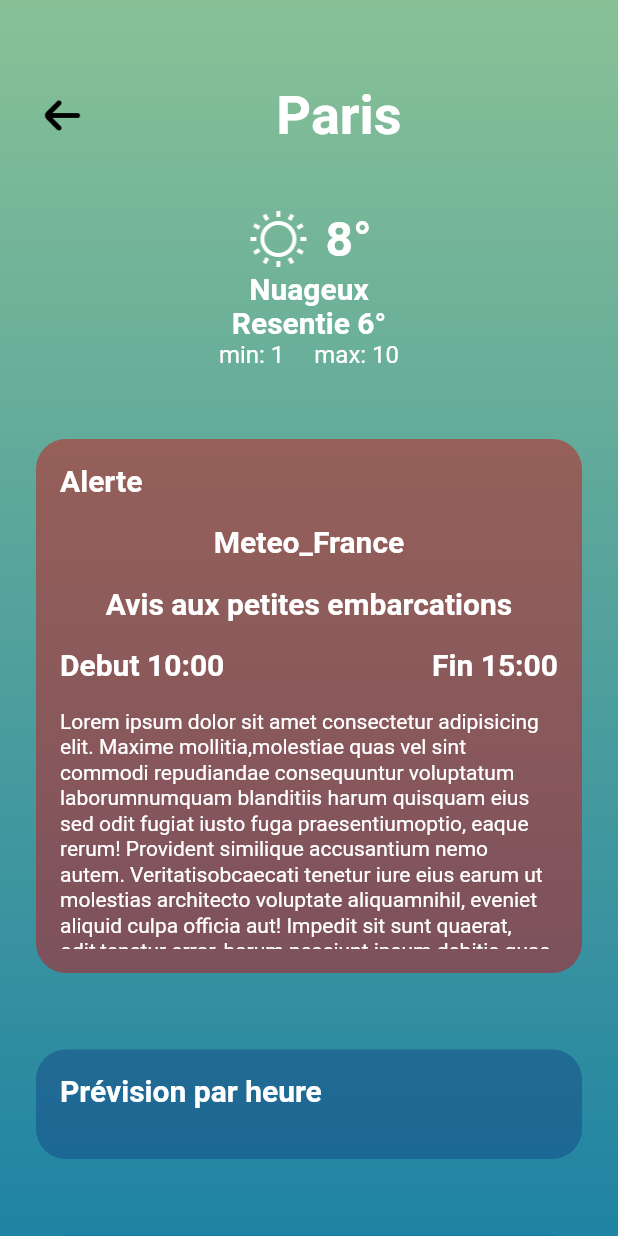
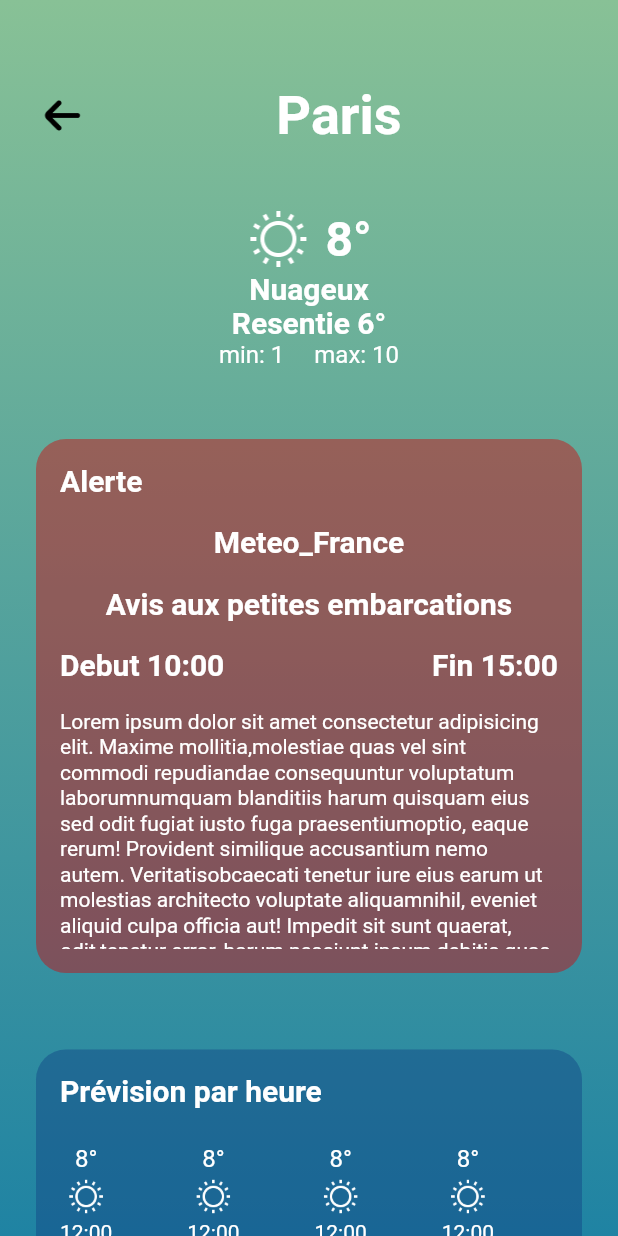
Before and after one commit to mathieusoufflard/NeoWeather, a Flutter app: the WeatherDetails screen opened directly, on a phone screen of 412 x 824 dp. Run offline on Flutter 3.47's test engine with Material 2 defaults, Android fonts, the phone set to English and light mode, and no system bars; our stand-ins replace flutter_dotenv.

Commit message:
card ui updated
- weatherByHourCard ui update
- weatherByDayCard ui updated

```diff
--- a/app/lib/ui/weather_details.dart
+++ b/app/lib/ui/weather_details.dart
@@ -106,7 +106,7 @@ class WeatherDetails extends StatelessWidget {
     ],
   );
 
-  weatherAlertCard() => AppWidgets.customCard(
+  weatherAlertCard() => AppWidgets.customIntrinsicCard(
     paddingLeft: 20,
     paddingRight: 20,
     color: const Color.fromRGBO(216, 0, 4, 0.25),
@@ -172,7 +172,29 @@ class WeatherDetails extends StatelessWidget {
             alignment: Alignment.centerLeft,
             child: AppWidgets.customText(text: 'Prévision par heure', color: Colors.white, fontSize: 20, fontWeight: FontWeight.bold),
           ),
-          SizedBox(height: 18,),
+          SizedBox(height: 10),
+          SizedBox(
+            height: 95,
+            child: ListView.builder(
+              scrollDirection: Axis.horizontal,
+              itemCount: 11,
+              itemBuilder: (context, index) {
+                return Padding(
+                  padding: const EdgeInsets.only(right: 50),
+                  child: Column(
+                    mainAxisAlignment: MainAxisAlignment.center,
+                    children: [
+                      AppWidgets.customText(text: '8°', color: Colors.white, fontSize: 16),
+                      const SizedBox(height: 3),
+                      Image.asset('assets/weather_icon/clear_sky.png', scale: 2.5,),
+                      const SizedBox(height: 3),
+                      AppWidgets.customText(text: '12:00', color: Colors.white, fontSize: 14,),
+                    ],
+                  ),
+                );
+              },
+            ),
+          ),
         ],
       ),
   );
@@ -188,12 +210,35 @@ class WeatherDetails extends StatelessWidget {
           alignment: Alignment.centerLeft,
           child: AppWidgets.customText(text: 'Prévision par jours', color: Colors.white, fontSize: 20, fontWeight: FontWeight.bold),
         ),
-        SizedBox(height: 18,),
+        SizedBox(height: 10,),
+        SizedBox(
+          height: 130,
+          child: ListView.builder(
+            scrollDirection: Axis.horizontal,
+            itemCount: 11,
+            itemBuilder: (context, index) {
+              return Padding(
+                padding: const EdgeInsets.only(right: 50),
+                child: Column(
+                  mainAxisAlignment: MainAxisAlignment.center,
+                  children: [
+                    AppWidgets.customText(text: '8°', color: Colors.white, fontSize: 16),
+                    AppWidgets.customText(text: '10°', color: Colors.white, fontSize: 16),
+                    const SizedBox(height: 3),
+                    Image.asset('assets/weather_icon/clear_sky.png', scale: 2.5,),
+                    const SizedBox(height: 3),
+                    AppWidgets.customText(text: 'Lundi', color: Colors.white, fontSize: 14,),
+                  ],
+                ),
+              );
+            },
+          ),
+        ),
       ],
     ),
   );
 
-  weatherSunsetCard() => AppWidgets.customCard(
+  weatherSunsetCard() => AppWidgets.customIntrinsicCard(
     paddingLeft: 20,
     paddingRight: 20,
     color: Color.fromRGBO(16, 64, 132, 0.25),
@@ -224,7 +269,7 @@ class WeatherDetails extends StatelessWidget {
     ),
   );
 
-  weatherHumidityCard() => AppWidgets.customCard(
+  weatherHumidityCard() => AppWidgets.customIntrinsicCard(
     paddingLeft: 20,
     paddingRight: 10,
     color: Color.fromRGBO(16, 64, 132, 0.25),
@@ -241,7 +286,7 @@ class WeatherDetails extends StatelessWidget {
     ),
   );
 
-  weatherVisibilityCard() => AppWidgets.customCard(
+  weatherVisibilityCard() => AppWidgets.customIntrinsicCard(
     paddingLeft: 10,
     paddingRight: 10,
     color: Color.fromRGBO(16, 64, 132, 0.25),
@@ -265,7 +310,7 @@ class WeatherDetails extends StatelessWidget {
     ),
   );
 
-  weatherWindSpeedCard() => AppWidgets.customCard(
+  weatherWindSpeedCard() => AppWidgets.customIntrinsicCard(
     paddingLeft: 10,
     paddingRight: 20,
     color: Color.fromRGBO(16, 64, 132, 0.25),
@@ -283,7 +328,7 @@ class WeatherDetails extends StatelessWidget {
     ),
   );
 
-  weatherUVCard() => AppWidgets.customCard(
+  weatherUVCard() => AppWidgets.customIntrinsicCard(
     paddingLeft: 20,
     paddingRight: 10,
     color: Color.fromRGBO(16, 64, 132, 0.25),
@@ -300,7 +345,7 @@ class WeatherDetails extends StatelessWidget {
     ),
   );
 
-  weatherPressureCard() => AppWidgets.customCard(
+  weatherPressureCard() => AppWidgets.customIntrinsicCard(
     paddingLeft: 10,
     paddingRight: 20,
     color: Color.fromRGBO(16, 64, 132, 0.25),
```
